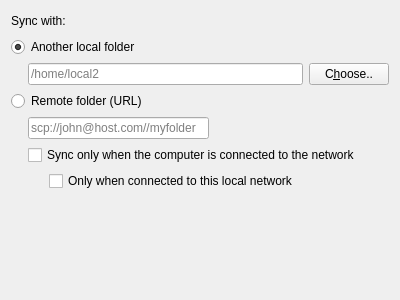
Old version of the form src/mirall/folderwizardtargetpage.ui in the repository nextcloud/desktop.
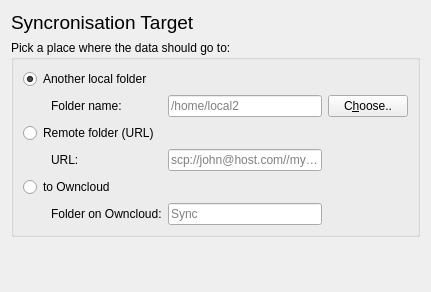
New version of the form.

```diff
--- a/src/mirall/folderwizardtargetpage.ui
+++ b/src/mirall/folderwizardtargetpage.ui
@@ -6,20 +6,27 @@
    <rect>
     <x>0</x>
     <y>0</y>
-    <width>400</width>
-    <height>300</height>
+    <width>431</width>
+    <height>292</height>
    </rect>
   </property>
   <property name="windowTitle">
    <string>Form</string>
   </property>
-  <layout class="QVBoxLayout" name="verticalLayout">
-   <item>
+  <layout class="QGridLayout" name="gridLayout_3">
+   <item row="0" column="0">
     <layout class="QHBoxLayout" name="horizontalLayout_12">
      <item>
       <widget class="QLabel" name="label_3">
+       <property name="font">
+        <font>
+         <pointsize>14</pointsize>
+         <weight>50</weight>
+         <bold>false</bold>
+        </font>
+       </property>
        <property name="text">
-        <string>Sync with:</string>
+        <string>Syncronisation Target</string>
        </property>
       </widget>
      </item>
@@ -38,7 +45,15 @@
      </item>
     </layout>
    </item>
-   <item>
+   <item row="1" column="0">
+    <widget class="QGroupBox" name="groupBox">
+     <property name="title">
+      <string>Pick a place where the data should go to:</string>
+     </property>
+     <layout class="QGridLayout" name="gridLayout_2">
+      <item row="0" column="0">
+       <layout class="QGridLayout" name="gridLayout">
+        <item row="0" column="0" colspan="2">
     <widget class="QRadioButton" name="localFolderRadioBtn">
      <property name="text">
       <string>Another local folder</string>
@@ -48,10 +63,8 @@
      </property>
     </widget>
    </item>
-   <item>
-    <layout class="QHBoxLayout" name="horizontalLayout_11">
-     <item>
-      <spacer name="horizontalSpacer_4">
+        <item row="1" column="0">
+         <spacer name="horizontalSpacer">
        <property name="orientation">
         <enum>Qt::Horizontal</enum>
        </property>
@@ -60,39 +73,42 @@
        </property>
        <property name="sizeHint" stdset="0">
         <size>
-         <width>17</width>
-         <height>20</height>
+            <width>22</width>
+            <height>13</height>
         </size>
        </property>
       </spacer>
      </item>
-     <item>
+        <item row="1" column="1">
+         <widget class="QLabel" name="label">
+          <property name="text">
+           <string>Folder name:</string>
+          </property>
+         </widget>
+        </item>
+        <item row="1" column="2">
       <widget class="QLineEdit" name="localFolder2LineEdit">
        <property name="placeholderText">
         <string>/home/local2</string>
        </property>
       </widget>
      </item>
-     <item>
+        <item row="1" column="3">
       <widget class="QPushButton" name="localFolder2ChooseBtn">
        <property name="text">
         <string>C&amp;hoose..</string>
        </property>
       </widget>
      </item>
-    </layout>
-   </item>
-   <item>
+        <item row="2" column="0" colspan="2">
     <widget class="QRadioButton" name="urlFolderRadioBtn">
      <property name="text">
       <string>Remote folder (URL)</string>
      </property>
     </widget>
    </item>
-   <item>
-    <layout class="QHBoxLayout" name="horizontalLayout_10">
-     <item>
-      <spacer name="horizontalSpacer_15">
+        <item row="3" column="0">
+         <spacer name="horizontalSpacer_2">
        <property name="orientation">
         <enum>Qt::Horizontal</enum>
        </property>
@@ -101,115 +117,69 @@
        </property>
        <property name="sizeHint" stdset="0">
         <size>
-         <width>17</width>
-         <height>20</height>
+            <width>22</width>
+            <height>13</height>
         </size>
        </property>
       </spacer>
      </item>
-     <item>
+        <item row="3" column="1">
+         <widget class="QLabel" name="label_2">
+          <property name="text">
+           <string>URL:</string>
+          </property>
+         </widget>
+        </item>
+        <item row="3" column="2">
       <widget class="QLineEdit" name="urlFolderLineEdit">
        <property name="placeholderText">
         <string>scp://john@host.com//myfolder</string>
        </property>
       </widget>
      </item>
-     <item>
-      <spacer name="horizontalSpacer_16">
-       <property name="orientation">
-        <enum>Qt::Horizontal</enum>
-       </property>
-       <property name="sizeHint" stdset="0">
-        <size>
-         <width>40</width>
-         <height>20</height>
-        </size>
-       </property>
-      </spacer>
-     </item>
-    </layout>
-   </item>
-   <item>
-    <layout class="QHBoxLayout" name="horizontalLayout_9">
-     <item>
-      <spacer name="horizontalSpacer_13">
-       <property name="orientation">
-        <enum>Qt::Horizontal</enum>
-       </property>
-       <property name="sizeType">
-        <enum>QSizePolicy::Fixed</enum>
-       </property>
-       <property name="sizeHint" stdset="0">
-        <size>
-         <width>17</width>
-         <height>20</height>
-        </size>
-       </property>
-      </spacer>
-     </item>
-     <item>
-      <widget class="QCheckBox" name="checkBoxOnlyOnline">
+        <item row="4" column="0" colspan="2">
+         <widget class="QRadioButton" name="OCRadioBtn">
        <property name="text">
-        <string>Sync only when the computer is connected to the network</string>
+           <string>to Owncloud</string>
        </property>
       </widget>
      </item>
-     <item>
-      <spacer name="horizontalSpacer_14">
+        <item row="5" column="0">
+         <spacer name="horizontalSpacer_3">
        <property name="orientation">
         <enum>Qt::Horizontal</enum>
        </property>
-       <property name="sizeHint" stdset="0">
-        <size>
-         <width>40</width>
-         <height>20</height>
-        </size>
-       </property>
-      </spacer>
-     </item>
-    </layout>
-   </item>
-   <item>
-    <layout class="QHBoxLayout" name="horizontalLayout_8">
-     <item>
-      <spacer name="horizontalSpacer_11">
-       <property name="orientation">
-        <enum>Qt::Horizontal</enum>
-       </property>
        <property name="sizeType">
         <enum>QSizePolicy::Fixed</enum>
        </property>
        <property name="sizeHint" stdset="0">
         <size>
-         <width>38</width>
-         <height>20</height>
+            <width>22</width>
+            <height>13</height>
         </size>
        </property>
       </spacer>
      </item>
-     <item>
-      <widget class="QCheckBox" name="checkBoxOnlyThisLAN">
+        <item row="5" column="1">
+         <widget class="QLabel" name="label_4">
        <property name="text">
-        <string>Only when connected to this local network</string>
+           <string>Folder on Owncloud:</string>
        </property>
       </widget>
      </item>
-     <item>
-      <spacer name="horizontalSpacer_12">
-       <property name="orientation">
-        <enum>Qt::Horizontal</enum>
-       </property>
-       <property name="sizeHint" stdset="0">
-        <size>
-         <width>40</width>
-         <height>20</height>
-        </size>
-       </property>
-      </spacer>
+        <item row="5" column="2">
+         <widget class="QLineEdit" name="OCFolderLineEdit">
+          <property name="placeholderText">
+           <string>Sync</string>
+          </property>
+         </widget>
      </item>
     </layout>
    </item>
-   <item>
+     </layout>
+    </widget>
+   </item>
+   <item row="2" column="0">
     <spacer name="verticalSpacer">
      <property name="orientation">
       <enum>Qt::Vertical</enum>
```
Lines whose indentation alone changed are shown as unchanged.
